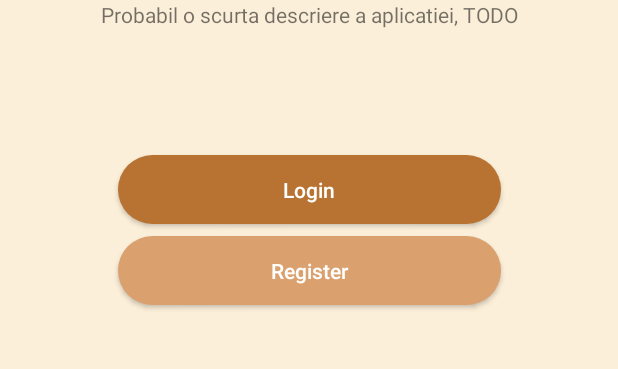
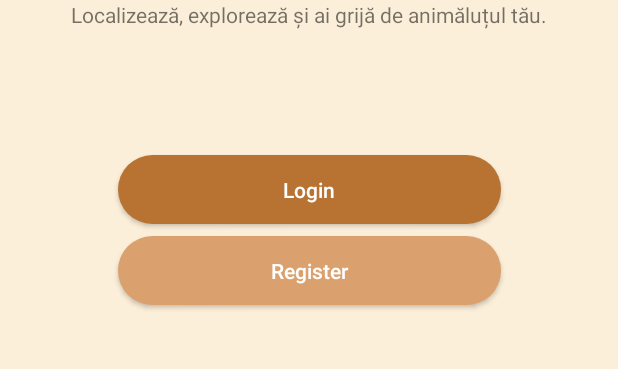
Before and after one commit to mariusvicol/PetExplorer, an Android app: the screen it shows after launch (IntroActivity), on a phone screen of 412 x 824 dp, the part 608-977 px from its top. Run offline under Robolectric (Android 15) with nearby library versions, the phone set to English and light mode, and no system bars.

Commit message:
Push edits

```diff
--- a/petexplorerclients/src/main/java/petexplorer/petexplorerclients/LostAnimalsActivity.java
+++ b/petexplorerclients/src/main/java/petexplorer/petexplorerclients/LostAnimalsActivity.java
@@ -100,7 +100,7 @@
             Intent intent = new Intent(LostAnimalsActivity.this, MapsActivity.class);
             intent.setFlags(Intent.FLAG_ACTIVITY_CLEAR_TOP | Intent.FLAG_ACTIVITY_SINGLE_TOP);
             startActivity(intent);
-            finish(); // optional, dacă vreau sa scoț LostAnimalsActivity din back stack
+            finish();
         });
 
     }
--- a/petexplorerclients/src/main/java/petexplorer/petexplorerclients/RetrofitClient.java
+++ b/petexplorerclients/src/main/java/petexplorer/petexplorerclients/RetrofitClient.java
@@ -5,7 +5,7 @@
 import service.ApiService;
 
 public class RetrofitClient {
-    private static final String BASE_URL = "http://10.0.2.2:8080";
+    private static final String BASE_URL = "http://192.168.43.39:8080";
     private static Retrofit retrofit;
 
     public static Retrofit getRetrofitInstance() {
--- a/petexplorerclients/src/main/java/petexplorer/petexplorerclients/adapters/AnimalAdapter.java
+++ b/petexplorerclients/src/main/java/petexplorer/petexplorerclients/adapters/AnimalAdapter.java
@@ -69,7 +69,7 @@
             tvTelefon.setText(animal.getNrTelefon());
 
             if (animal.getPoza() != null && !animal.getPoza().isEmpty()) {
-                String imageUrl = "http://10.0.2.2:8080" + animal.getPoza(); // pentru emulator
+                String imageUrl = "http://192.168.43.39:8080" + animal.getPoza(); // pentru emulator
                 Glide.with(itemView.getContext())
                         .load(imageUrl)
                         .placeholder(R.drawable.dog2) // imagine default
--- a/petexplorerclients/src/main/res/layout/intro_activity.xml
+++ b/petexplorerclients/src/main/res/layout/intro_activity.xml
@@ -63,7 +63,7 @@
         android:id="@+id/textView2"
         android:layout_width="wrap_content"
         android:layout_height="wrap_content"
-        android:text="Probabil o scurta descriere a aplicatiei, TODO"
+        android:text="Localizează, explorează și ai grijă de animăluțul tău."
         app:layout_constraintEnd_toEndOf="parent"
         app:layout_constraintStart_toStartOf="parent"
         app:layout_constraintTop_toBottomOf="@+id/textView" />
--- a/petexplorerclients/src/main/res/xml/network_security_config.xml
+++ b/petexplorerclients/src/main/res/xml/network_security_config.xml
@@ -1,7 +1,7 @@
 <?xml version="1.0" encoding="utf-8"?>
 <network-security-config>
     <domain-config cleartextTrafficPermitted="true">
-        <domain includeSubdomains="true">10.0.2.2</domain>
+        <domain includeSubdomains="true">192.168.43.39</domain>
     </domain-config>
 <!--    <domain-config cleartextTrafficPermitted="true">-->
 <!--        <domain includeSubdomains="true">192.168.43.39</domain>-->
```
